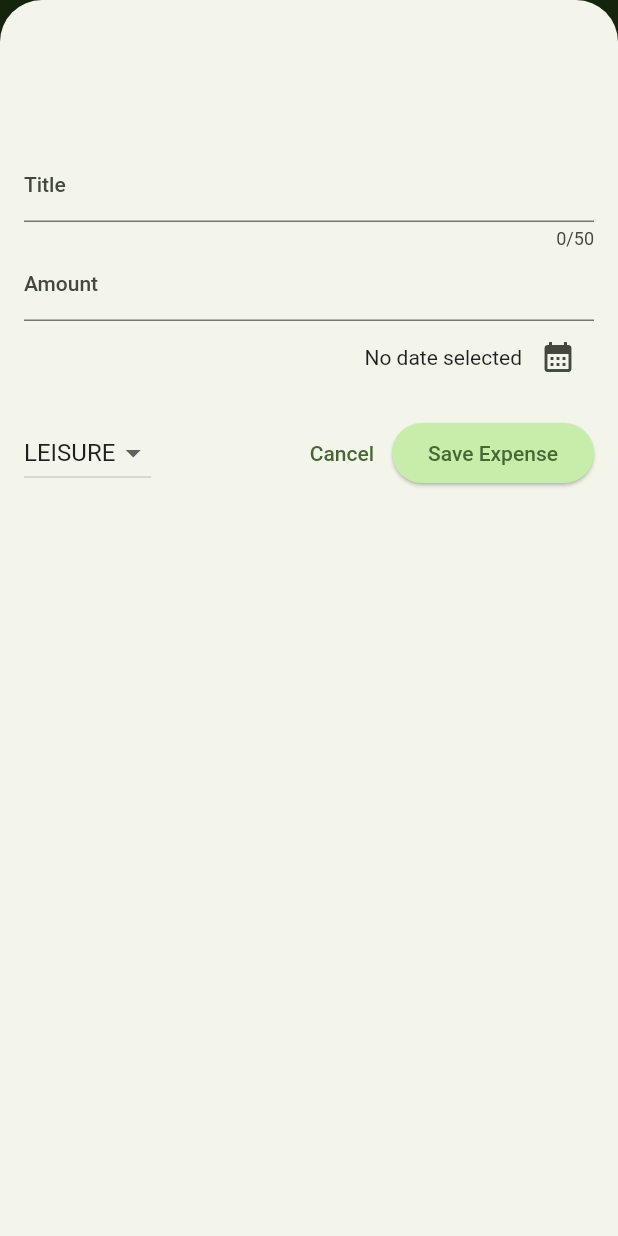
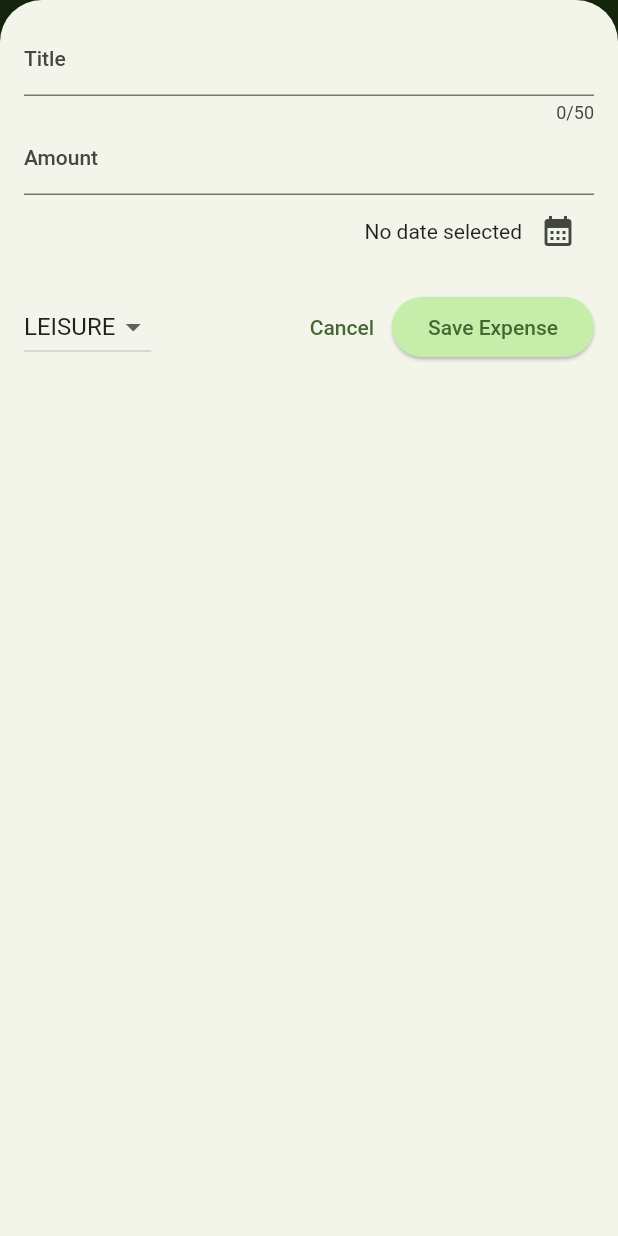
Before and after one commit to shutsuchi/expense_tracker, a Flutter app: the screen it shows after launch, after a tap on the "add" icon, on a phone screen of 412 x 824 dp. Run offline on Flutter 3.47's test engine with Material 2 defaults, Android fonts, the phone set to English and light mode, and no system bars.

Commit message:
add: responsive display

```diff
--- a/lib/main.dart
+++ b/lib/main.dart
@@ -1,4 +1,5 @@
 import 'package:flutter/material.dart';
+// import 'package:flutter/services.dart';
 
 import 'package:expense_tracker/widgets/expenses.dart';
 
@@ -12,6 +13,10 @@ var kDarkColorScheme = ColorScheme.fromSeed(
 );
 
 void main() {
+  // WidgetsFlutterBinding.ensureInitialized();
+  // SystemChrome.setPreferredOrientations([
+  //   DeviceOrientation.portraitUp,
+  // ]).then((fn) {
   runApp(
     MaterialApp(
       darkTheme: ThemeData.dark().copyWith(
@@ -62,4 +67,5 @@ void main() {
       home: const Expenses(),
     ),
   );
+  // });
 }
--- a/lib/widgets/expenses.dart
+++ b/lib/widgets/expenses.dart
@@ -32,6 +32,7 @@ class _ExpensesState extends State<Expenses> {
 
   void _openAddExpenseOverlay() {
     showModalBottomSheet(
+      useSafeArea: true,
       isScrollControlled: true,
       context: context,
       builder: (ctx) => NewExpense(onAddExpense: _addExpense),
@@ -68,6 +69,8 @@ class _ExpensesState extends State<Expenses> {
 
   @override
   Widget build(BuildContext context) {
+    final width = MediaQuery.of(context).size.width;
+
     Widget mainContent = const Center(
       child: Text('No expenses found. Start adding some!'),
     );
@@ -89,10 +92,20 @@ class _ExpensesState extends State<Expenses> {
           )
         ],
       ),
-      body: Column(
+      body: width < 600
+          ? Column(
               children: [
                 Chart(expenses: _registeredExpenses),
-          const Text('The chart'),
+                Expanded(
+                  child: mainContent,
+                ),
+              ],
+            )
+          : Row(
+              children: [
+                Expanded(
+                  child: Chart(expenses: _registeredExpenses),
+                ),
                 Expanded(
                   child: mainContent,
                 ),
--- a/lib/widgets/new_expense.dart
+++ b/lib/widgets/new_expense.dart
@@ -1,3 +1,6 @@
+import 'dart:io';
+
+import 'package:flutter/cupertino.dart';
 import 'package:flutter/material.dart';
 
 import 'package:expense_tracker/models/expense.dart';
@@ -33,13 +36,25 @@ class _NewExpenseState extends State<NewExpense> {
     });
   }
 
-  void _submitExpenseData() {
-    final enteredAmount = double.tryParse(_amountController.text);
-    final amountIsInvalid = enteredAmount == null || enteredAmount <= 0;
-
-    if (_titleController.text.trim().isEmpty ||
-        amountIsInvalid ||
-        _selectedDate == null) {
+  void _showDialog() {
+    if (Platform.isIOS) {
+      showCupertinoDialog(
+        context: context,
+        builder: (ctx) => CupertinoAlertDialog(
+          title: const Text('Invalid input'),
+          content: const Text(
+              'Please make sure a lid title, amount, date and category was entered.'),
+          actions: [
+            TextButton(
+              onPressed: () {
+                Navigator.pop(ctx);
+              },
+              child: const Text('Okay'),
+            )
+          ],
+        ),
+      );
+    } else {
       showDialog(
         context: context,
         builder: (ctx) => AlertDialog(
@@ -56,6 +71,17 @@ class _NewExpenseState extends State<NewExpense> {
           ],
         ),
       );
+    }
+  }
+
+  void _submitExpenseData() {
+    final enteredAmount = double.tryParse(_amountController.text);
+    final amountIsInvalid = enteredAmount == null || enteredAmount <= 0;
+
+    if (_titleController.text.trim().isEmpty ||
+        amountIsInvalid ||
+        _selectedDate == null) {
+      _showDialog();
       return;
     }
 
@@ -79,10 +105,26 @@ class _NewExpenseState extends State<NewExpense> {
 
   @override
   Widget build(BuildContext context) {
-    return Padding(
-      padding: const EdgeInsets.fromLTRB(16, 100, 16, 16),
+    final keyboardSpace = MediaQuery.of(context).viewInsets.bottom;
+    return LayoutBuilder(builder: (ctx, constraints) {
+      final width = constraints.maxHeight;
+
+      return SizedBox(
+        height: double.infinity,
+        child: SingleChildScrollView(
+          child: Padding(
+            padding: EdgeInsets.fromLTRB(16, 16, 16, keyboardSpace + 16),
             child: Column(
               children: [
+                if (width >= 00)
+                  TextField(
+                    controller: _titleController,
+                    maxLength: 50,
+                    decoration: const InputDecoration(
+                      label: Text('Title'),
+                    ),
+                  )
+                else
                   TextField(
                     controller: _titleController,
                     maxLength: 50,
@@ -169,6 +211,9 @@ class _NewExpenseState extends State<NewExpense> {
                 )
               ],
             ),
+          ),
+        ),
       );
+    });
   }
 }
```
Also changed, not shown: 1 other file. Lines whose indentation alone changed are shown as unchanged.
